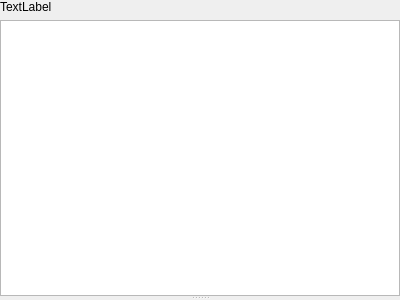
The window that src/plugins/git/GitCommands.ui (diegoiast/qtedit4) describes before a commit, drawn with Qt 5.
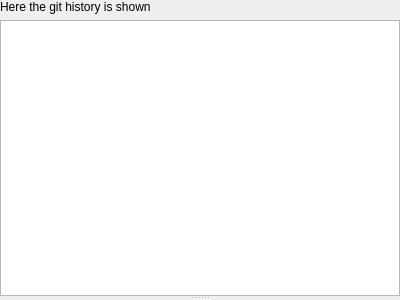
The same window after the commit.

What changed in the file:
```diff
--- a/src/plugins/git/GitCommands.ui
+++ b/src/plugins/git/GitCommands.ui
@@ -39,7 +39,7 @@
        <item>
         <widget class="QLabel" name="label">
          <property name="text">
-          <string>TextLabel</string>
+          <string>Here the git history is shown</string>
          </property>
         </widget>
        </item>
```
